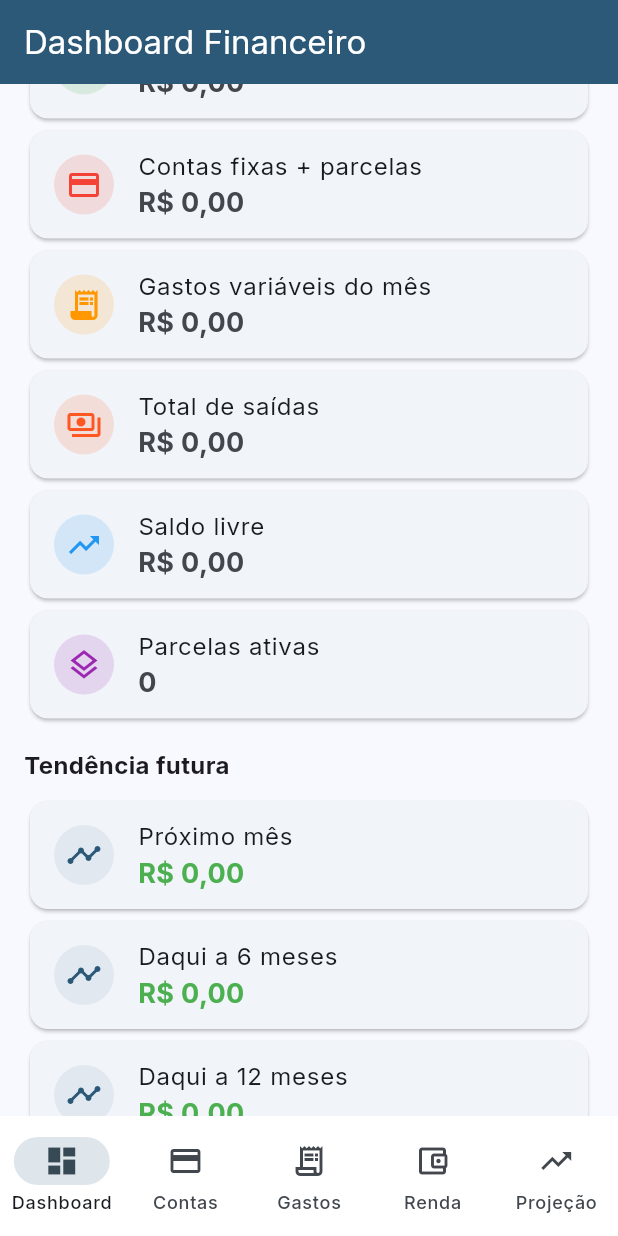
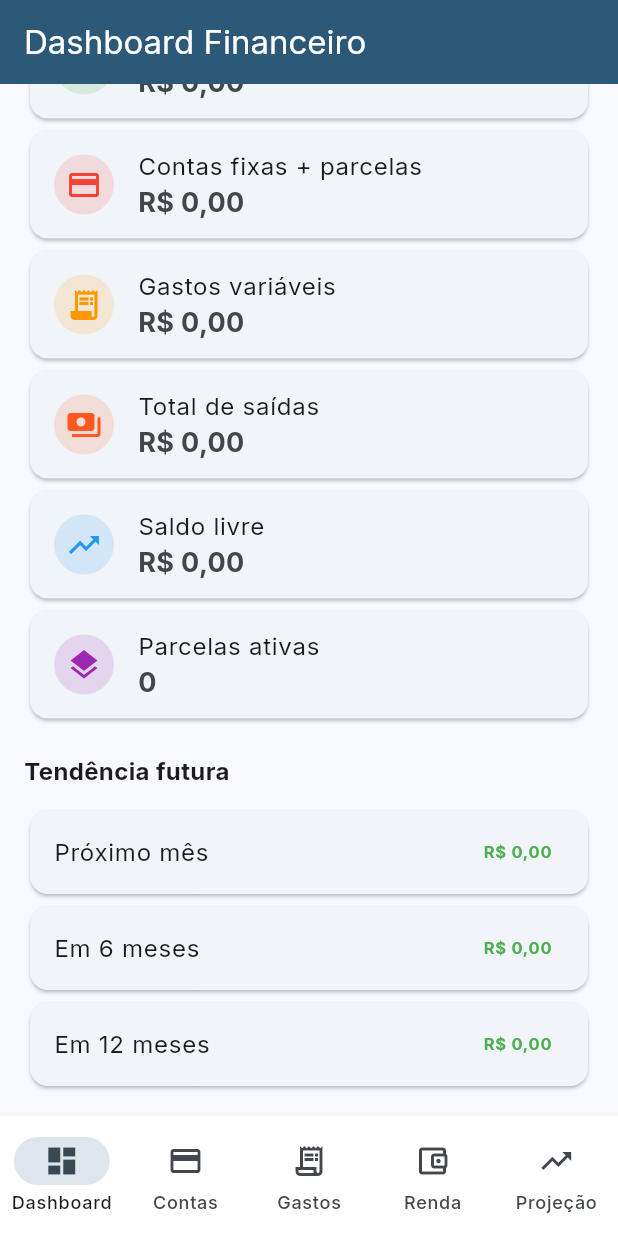
Before and after one commit to AndersonLeoni/finance_app, a Flutter app: the screen it shows after launch, scrolled down 69 dp, on a phone screen of 412 x 824 dp. Run offline on Flutter 3.47's test engine with Material 3 defaults, Android fonts, the phone set to English and light mode, and no system bars; our stand-ins replace fl_chart, google_fonts, shared_preferences.

Commit message:
Refactors dashboard logic and updates fl_chart
Improves variable naming and code clarity in dashboard logic,
adds a method to clear variable expenses, and updates fl_chart
dependency for compatibility and potential feature support.

Streamlines card and projection rendering for better maintainability.

```diff
--- a/lib/screens/dashboard/dashboard_screen.dart
+++ b/lib/screens/dashboard/dashboard_screen.dart
@@ -4,8 +4,8 @@ import '../../models/expense.dart';
 import '../../models/projection_month.dart';
 import '../../services/expense_service.dart';
 import '../../services/income_service.dart';
+import '../../services/variable_expense_service.dart';
 import '../../services/projection_service.dart';
-import '../../services/variable_expense_service.dart';
 
 class DashboardScreen extends StatefulWidget {
   const DashboardScreen({super.key});
@@ -17,8 +17,7 @@ class DashboardScreen extends StatefulWidget {
 class _DashboardScreenState extends State<DashboardScreen> {
   final ExpenseService _expenseService = ExpenseService();
   final IncomeService _incomeService = IncomeService();
-  final VariableExpenseService _variableExpenseService =
-      VariableExpenseService();
+  final VariableExpenseService _variableService = VariableExpenseService();
   final ProjectionService _projectionService = ProjectionService();
 
   final NumberFormat _currency = NumberFormat.currency(
@@ -27,17 +26,17 @@ class _DashboardScreenState extends State<DashboardScreen> {
   );
 
   double _income = 0;
-  double _fixedAndInstallmentExpenses = 0;
+  double _fixedExpenses = 0;
   double _variableExpenses = 0;
   double _totalExpenses = 0;
   double _balance = 0;
   int _activeInstallments = 0;
 
-  ProjectionMonth? _nextMonthProjection;
-  ProjectionMonth? _sixMonthsProjection;
-  ProjectionMonth? _twelveMonthsProjection;
+  ProjectionMonth? _nextMonth;
+  ProjectionMonth? _in6Months;
+  ProjectionMonth? _in12Months;
 
-  bool _isLoading = true;
+  bool _loading = true;
 
   @override
   void initState() {
@@ -48,27 +47,28 @@ class _DashboardScreenState extends State<DashboardScreen> {
   Future<void> _loadData() async {
     final expenses = await _expenseService.loadExpenses();
     final now = DateTime.now();
+
     final incomeData = await _incomeService.getIncomeForMonth(
       now.month,
       now.year,
     );
-    final variableTotal = await _variableExpenseService.getTotalCurrentMonth();
 
-    double fixedAndInstallments = 0;
-    int activeInstallments = 0;
+    final variableTotal = await _variableService.getTotalCurrentMonth();
 
-    for (final expense in expenses) {
-      if (expense.isActive) {
-        fixedAndInstallments += expense.value;
+    double fixedTotal = 0;
+    int installments = 0;
+
+    for (final e in expenses) {
+      if (e.isActive) {
+        fixedTotal += e.value;
       }
-
-      if (expense.type == ExpenseType.installment && !expense.isCompleted) {
-        activeInstallments++;
+      if (e.type == ExpenseType.installment && !e.isCompleted) {
+        installments++;
       }
     }
 
     final income = incomeData?.total ?? 0;
-    final totalExpenses = fixedAndInstallments + variableTotal;
+    final totalExpenses = fixedTotal + variableTotal;
     final balance = income - totalExpenses;
 
     final projections = _projectionService.simulate(
@@ -78,20 +78,19 @@ class _DashboardScreenState extends State<DashboardScreen> {
 
     setState(() {
       _income = income;
-      _fixedAndInstallmentExpenses = fixedAndInstallments;
+      _fixedExpenses = fixedTotal;
       _variableExpenses = variableTotal;
       _totalExpenses = totalExpenses;
       _balance = balance;
-      _activeInstallments = activeInstallments;
-      _nextMonthProjection = projections.length > 1 ? projections[1] : null;
-      _sixMonthsProjection = projections.length > 6 ? projections[6] : null;
-      _twelveMonthsProjection =
-          projections.length > 12 ? projections[12] : null;
-      _isLoading = false;
+      _activeInstallments = installments;
+      _nextMonth = projections.length > 1 ? projections[1] : null;
+      _in6Months = projections.length > 6 ? projections[6] : null;
+      _in12Months = projections.length > 12 ? projections[12] : null;
+      _loading = false;
     });
   }
 
-  Widget _buildInfoCard({
+  Widget _card({
     required String title,
     required String value,
     required IconData icon,
@@ -112,24 +111,17 @@ class _DashboardScreenState extends State<DashboardScreen> {
     );
   }
 
-  Widget _buildProjectionCard(String title, ProjectionMonth? projection) {
-    if (projection == null) {
-      return const SizedBox.shrink();
-    }
+  Widget _projectionCard(String title, ProjectionMonth? data) {
+    if (data == null) return const SizedBox();
 
     return Card(
       child: ListTile(
-        leading: const CircleAvatar(
-          backgroundColor: Color(0x142B5876),
-          child: Icon(Icons.timeline, color: Color(0xFF2B5876)),
-        ),
         title: Text(title),
-        subtitle: Text(
-          _currency.format(projection.balance),
+        trailing: Text(
+          _currency.format(data.balance),
           style: TextStyle(
             fontWeight: FontWeight.bold,
-            fontSize: 18,
-            color: projection.balance >= 0 ? Colors.green : Colors.red,
+            color: data.balance >= 0 ? Colors.green : Colors.red,
           ),
         ),
       ),
@@ -138,7 +130,7 @@ class _DashboardScreenState extends State<DashboardScreen> {
 
   @override
   Widget build(BuildContext context) {
-    if (_isLoading) {
+    if (_loading) {
       return const Scaffold(body: Center(child: CircularProgressIndicator()));
     }
 
@@ -153,51 +145,51 @@ class _DashboardScreenState extends State<DashboardScreen> {
         child: ListView(
           padding: const EdgeInsets.all(16),
           children: [
-            _buildInfoCard(
+            _card(
               title: 'Renda do mês',
               value: _currency.format(_income),
               icon: Icons.account_balance_wallet,
               color: Colors.green,
             ),
-            _buildInfoCard(
+            _card(
               title: 'Contas fixas + parcelas',
-              value: _currency.format(_fixedAndInstallmentExpenses),
+              value: _currency.format(_fixedExpenses),
               icon: Icons.credit_card,
               color: Colors.red,
             ),
-            _buildInfoCard(
-              title: 'Gastos variáveis do mês',
+            _card(
+              title: 'Gastos variáveis',
               value: _currency.format(_variableExpenses),
               icon: Icons.receipt_long,
               color: Colors.orange,
             ),
-            _buildInfoCard(
+            _card(
               title: 'Total de saídas',
               value: _currency.format(_totalExpenses),
-              icon: Icons.payments_outlined,
+              icon: Icons.payments,
               color: Colors.deepOrange,
             ),
-            _buildInfoCard(
+            _card(
               title: 'Saldo livre',
               value: _currency.format(_balance),
               icon: Icons.trending_up,
               color: _balance >= 0 ? Colors.blue : Colors.red,
             ),
-            _buildInfoCard(
+            _card(
               title: 'Parcelas ativas',
               value: _activeInstallments.toString(),
-              icon: Icons.layers_outlined,
+              icon: Icons.layers,
               color: Colors.purple,
             ),
-            const SizedBox(height: 16),
+            const SizedBox(height: 20),
             const Text(
               'Tendência futura',
-              style: TextStyle(fontSize: 16, fontWeight: FontWeight.bold),
+              style: TextStyle(fontWeight: FontWeight.bold, fontSize: 16),
             ),
-            const SizedBox(height: 8),
-            _buildProjectionCard('Próximo mês', _nextMonthProjection),
-            _buildProjectionCard('Daqui a 6 meses', _sixMonthsProjection),
-            _buildProjectionCard('Daqui a 12 meses', _twelveMonthsProjection),
+            const SizedBox(height: 10),
+            _projectionCard('Próximo mês', _nextMonth),
+            _projectionCard('Em 6 meses', _in6Months),
+            _projectionCard('Em 12 meses', _in12Months),
           ],
         ),
       ),
--- a/pubspec.yaml
+++ b/pubspec.yaml
@@ -13,7 +13,7 @@ dependencies:
     sdk: flutter
   cupertino_icons: ^1.0.8
   shared_preferences: ^2.3.3
-  fl_chart: ^0.70.2
+  fl_chart: ^1.1.0
   intl: ^0.19.0
   uuid: ^4.5.1
   google_fonts: ^6.2.1
```
Also changed, not shown: lib/services/expense_service.dart (+3 -10 lines), lib/services/variable_expense_service.dart (+7 -2 lines), lib/widgets/finance_chart.dart (added, +37 -0 lines), pubspec.lock.
